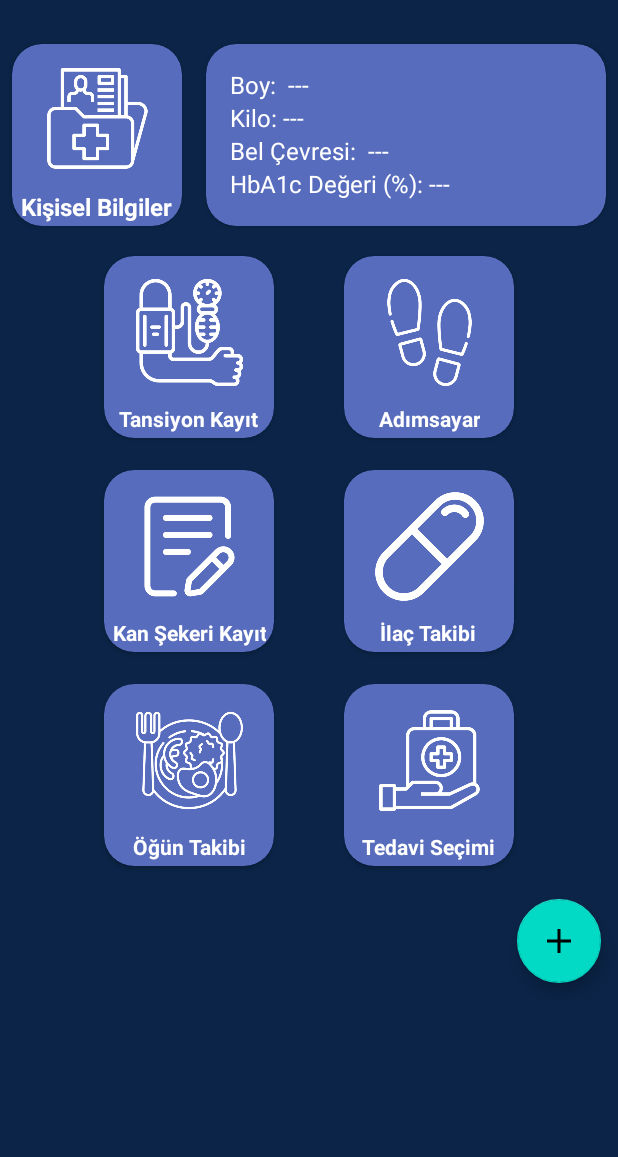
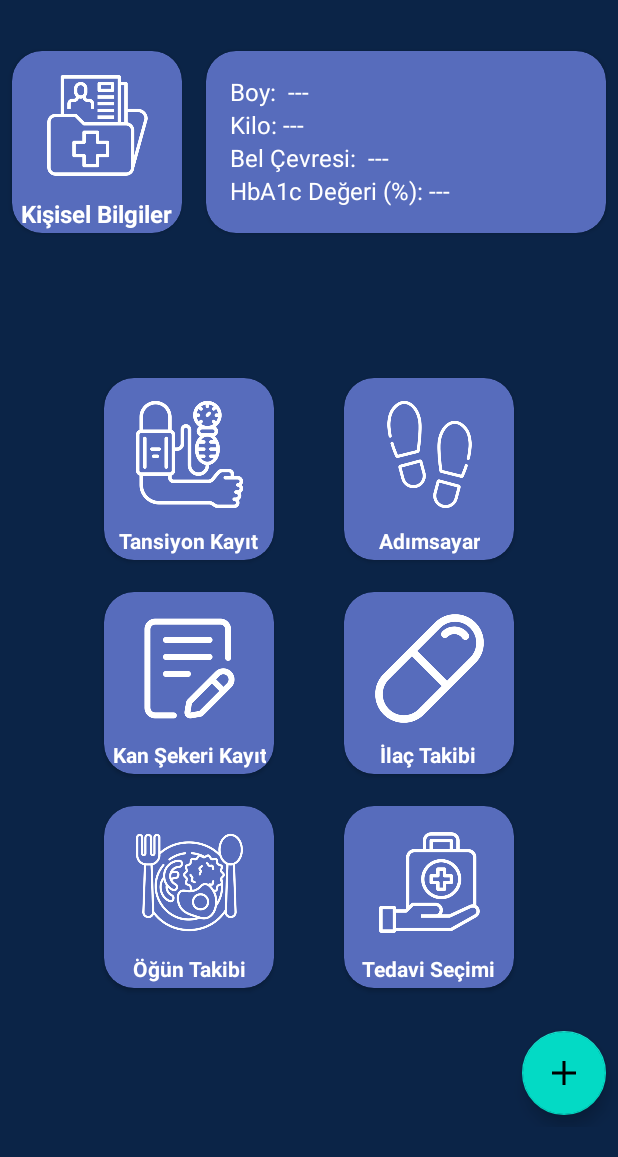
Before and after one commit to aecr12/diyabetik, an Android app: the MainActivity screen opened directly, with no data from a screen before it, on a phone screen of 412 x 824 dp. Shown: the top 1157 px of the screen. Run offline under Robolectric (Android 15) with nearby library versions, the phone set to English and light mode, and no system bars; our stand-ins replace Firebase (no records; nobody signed in at launch, a user with empty details on screens opened directly).

Commit message:
ana sayfada tasarım iyileştirmesi

```diff
--- a/app/src/main/res/layout/activity_main.xml
+++ b/app/src/main/res/layout/activity_main.xml
@@ -1,10 +1,10 @@
-<androidx.drawerlayout.widget.DrawerLayout xmlns:android="http://schemas.android.com/apk/res/android"
+<LinearLayout xmlns:android="http://schemas.android.com/apk/res/android"
     xmlns:app="http://schemas.android.com/apk/res-auto"
     android:id="@+id/drawer_layout"
     android:layout_width="match_parent"
     android:layout_height="match_parent"
+    android:gravity="center_vertical"
     android:background="@color/colorMainActivityBackground">
-
 
     <RelativeLayout
         android:id="@+id/mainCardContainerLinerLayout"
@@ -116,9 +116,9 @@
         <RelativeLayout
             android:id="@+id/containerLayout"
             android:layout_width="match_parent"
-            android:layout_height="wrap_content"
+            android:layout_height="match_parent"
             android:layout_below="@id/header"
-            android:gravity="bottom"
+            android:gravity="center_vertical"
             android:orientation="vertical">
 
             <LinearLayout
@@ -395,6 +395,7 @@
             <LinearLayout
                 android:layout_width="match_parent"
                 android:layout_height="wrap_content"
+                android:layout_marginTop="10dp"
                 android:layout_below="@id/thirdRow"
                 android:gravity="end"
                 android:orientation="horizontal">
@@ -403,7 +404,7 @@
                     android:id="@+id/fabLogout"
                     android:layout_width="wrap_content"
                     android:layout_height="wrap_content"
-                    android:layout_margin="11dp"
+                    android:layout_margin="8dp"
                     android:visibility="invisible"
                     app:srcCompat="@drawable/ic_logout" />
 
@@ -411,7 +412,7 @@
                     android:id="@+id/fabPharmacy"
                     android:layout_width="wrap_content"
                     android:layout_height="wrap_content"
-                    android:layout_margin="11dp"
+                    android:layout_margin="8dp"
                     android:visibility="invisible"
                     app:srcCompat="@drawable/ic_pharmacy" />
 
@@ -419,7 +420,7 @@
                     android:id="@+id/fabDiabetesBook"
                     android:layout_width="wrap_content"
                     android:layout_height="wrap_content"
-                    android:layout_margin="11dp"
+                    android:layout_margin="8dp"
                     android:visibility="invisible"
                     app:srcCompat="@drawable/ic_book" />
 
@@ -427,7 +428,7 @@
                     android:id="@+id/fabHospital"
                     android:layout_width="wrap_content"
                     android:layout_height="wrap_content"
-                    android:layout_margin="11dp"
+                    android:layout_margin="8dp"
                     android:visibility="invisible"
                     app:srcCompat="@drawable/ic_hospital" />
 
@@ -435,9 +436,9 @@
                     android:id="@+id/fab"
                     android:layout_width="wrap_content"
                     android:layout_height="wrap_content"
-                    android:layout_margin="11dp"
+                    android:layout_margin="8dp"
                     app:srcCompat="@drawable/ic_plus" />
             </LinearLayout>
         </RelativeLayout>
     </RelativeLayout>
-</androidx.drawerlayout.widget.DrawerLayout>
+</LinearLayout>
```
